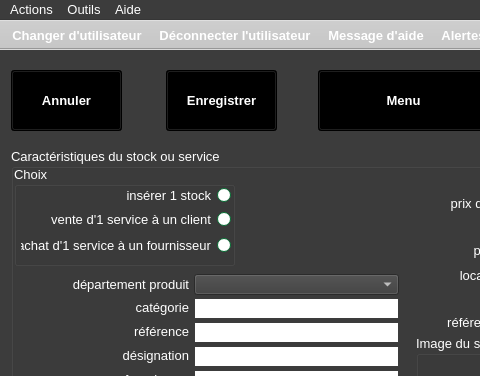
The window that ui/yeroth-erp-entrer-window.ui (xnoumbissinoundou/yeroth-erp-3.0) describes before a commit, drawn with Qt 5; both pictures show x 0 to 480 and y 0 to 376 of the 799 by 601 pixel window.
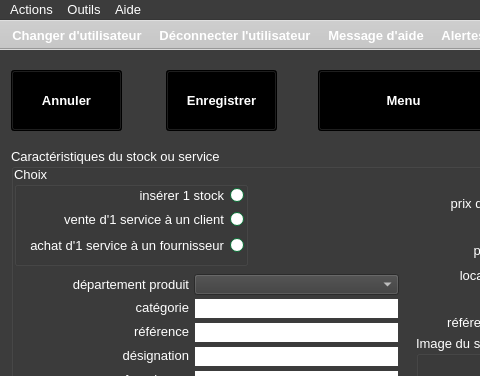
The same window after the commit. Icons and pictures are not drawn. Custom widgets are drawn as their Qt base class.

The edit to the form file:
```diff
--- a/ui/yeroth-erp-entrer-window.ui
+++ b/ui/yeroth-erp-entrer-window.ui
@@ -11564,7 +11564,7 @@
       <rect>
        <x>3</x>
        <y>18</y>
-       <width>221</width>
+       <width>234</width>
        <height>100</height>
       </rect>
      </property>
@@ -12018,7 +12018,7 @@
        <rect>
         <x>7</x>
         <y>20</y>
-        <width>210</width>
+        <width>223</width>
         <height>19</height>
        </rect>
       </property>
@@ -12449,7 +12449,7 @@
        <rect>
         <x>7</x>
         <y>44</y>
-        <width>210</width>
+        <width>223</width>
         <height>19</height>
        </rect>
       </property>
@@ -12880,7 +12880,7 @@
        <rect>
         <x>7</x>
         <y>70</y>
-        <width>210</width>
+        <width>223</width>
         <height>19</height>
        </rect>
       </property>
```
